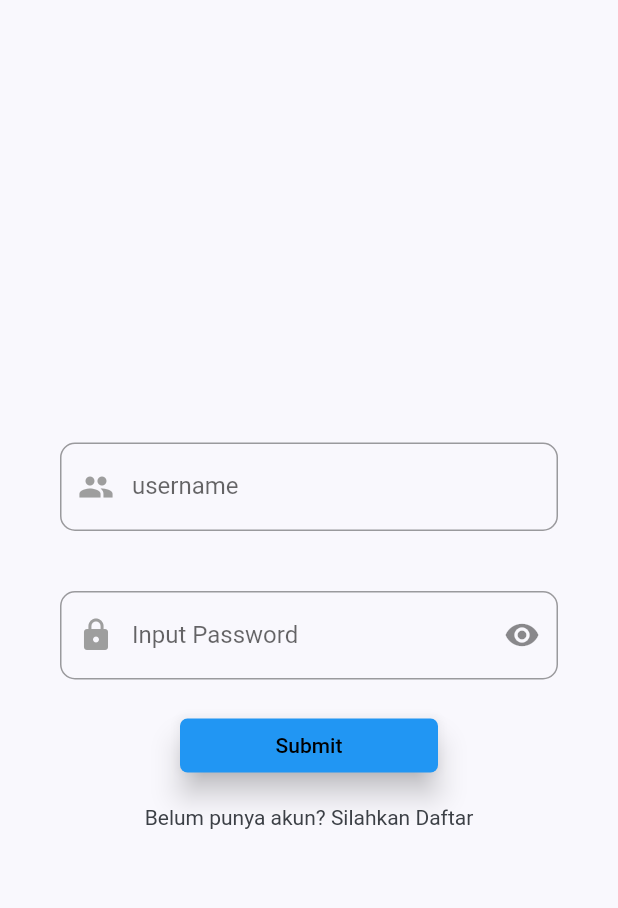
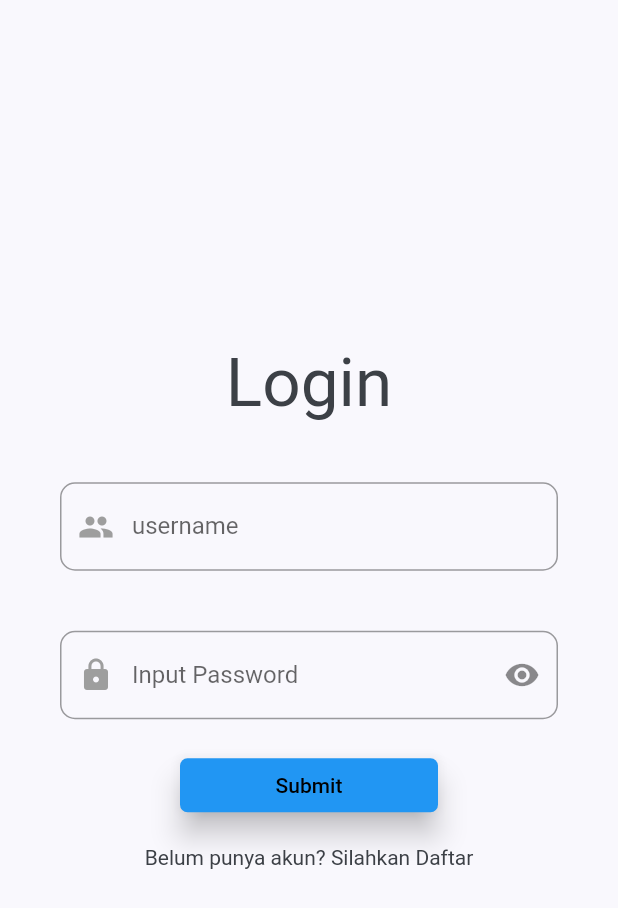
Before and after one commit to MrRudRud/udafarm-week3, a Flutter app: the screen it shows after launch, on a phone screen of 412 x 824 dp. Shown: the top 908 px of the screen. Run offline on Flutter 3.47's test engine with Material 2 defaults, Android fonts, the light colour scheme and no system bars; our stand-ins replace flutter_svg, google_fonts, shared_preferences.

Commit message:
login text

```diff
--- a/lib/screen/components/login.dart
+++ b/lib/screen/components/login.dart
@@ -2,13 +2,10 @@ import 'package:flutter/material.dart';
 import 'package:http/http.dart' as http;
 import 'package:shared_preferences/shared_preferences.dart';
 import 'package:udafarm/screen/components/register.dart';
-
-// import 'package:udarecipes/view/home_view.dart';
+import 'package:udafarm/widget/bottom_navbar.dart';
 import 'dart:convert';
 
-import 'package:udafarm/widget/bottom_navbar.dart';
-
-// import 'bottom_navbar.dart';
+import 'package:udafarm/widget/constant.dart';
 
 class LoginPage extends StatefulWidget {
   @override
@@ -134,13 +131,13 @@ class _LoginPageState extends State<LoginPage> {
                 child: ListView(
                   shrinkWrap: true,
                   children: [
-                    // Center(
-                    //   child: Text('Login',
-                    //       style: Theme.of(context)
-                    //           .textTheme
-                    //           .headline3!
-                    //           .copyWith(color: kTextColor)),
-                    // ),
+                    Center(
+                      child: Text('Login',
+                          style: Theme.of(context)
+                              .textTheme
+                              .headline3!
+                              .copyWith(color: kTextColor)),
+                    ),
                     SizedBox(height: 20.0),
                     Padding(
                       padding: EdgeInsets.all(20.0),
```
